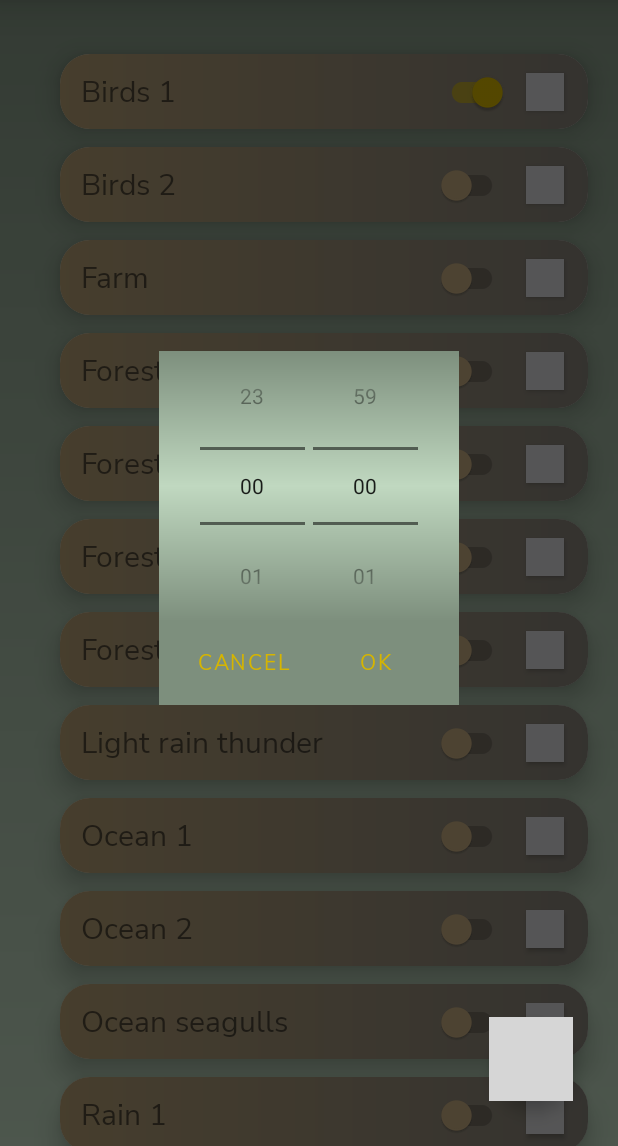
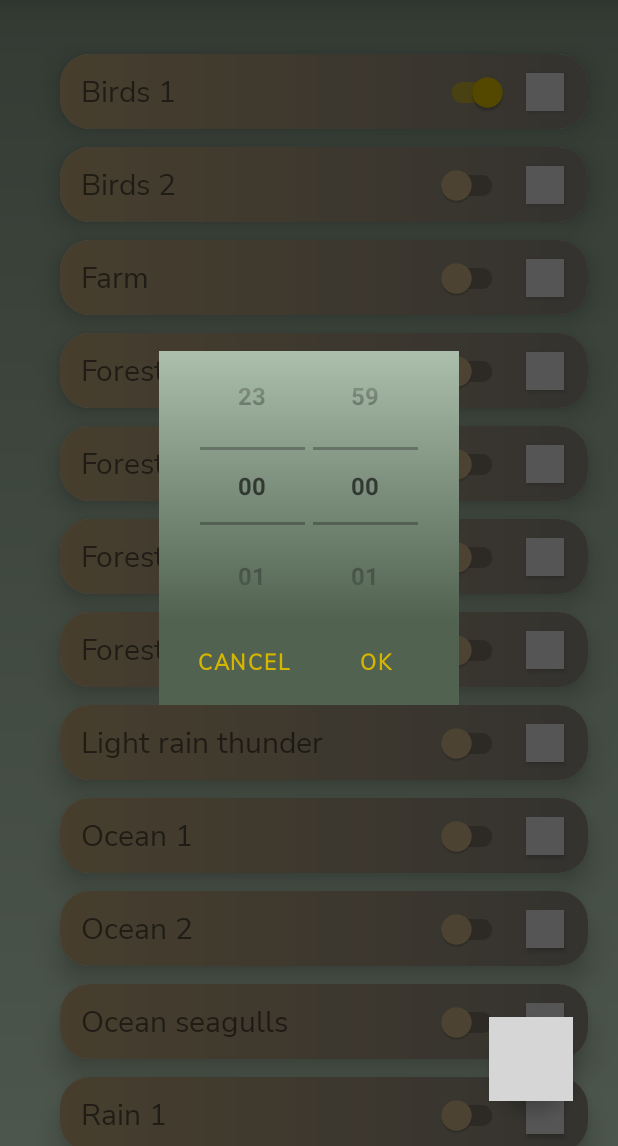
Before and after one commit to lavdev4/Chillax, an Android app: the screen it shows after launch (MainActivity), after a tap on an icon or button, on a phone screen of 412 x 824 dp, the part 90-1236 px from its top. Run offline under Robolectric (Android 15) with nearby library versions, the phone set to English and light mode, and no system bars; 1 statement that could not run was skipped; 3 other taps on this screen came first; grey boxes are pictures that could not be loaded.

Commit message:
Minor time picker dialog visual change

```diff
--- a/app/src/main/res/drawable/background_dialog.xml
+++ b/app/src/main/res/drawable/background_dialog.xml
@@ -2,7 +2,7 @@
 <shape xmlns:android="http://schemas.android.com/apk/res/android">
     <gradient
         android:angle="270"
-        android:startColor="?attr/colorPrimary"
-        android:centerColor="?attr/colorSecondary"
-        android:endColor="?attr/colorPrimary"/>
+        android:startColor="@color/primaryVariant"
+        android:centerColor="@color/primary"
+        android:endColor="@color/primaryDark"/>
 </shape>
--- a/app/src/main/res/layout/activity_main.xml
+++ b/app/src/main/res/layout/activity_main.xml
@@ -117,7 +117,7 @@
         android:layout_height="wrap_content"
         android:layout_marginEnd="30dp"
         android:layout_marginBottom="30dp"
-        style="@style/fabStyle"
+        style="@style/FabStyle"
         android:src="@drawable/ic_start_timer_button"
         app:maxImageSize="30dp"
         app:layout_constraintRight_toRightOf="parent"
--- a/app/src/main/res/values/colors.xml
+++ b/app/src/main/res/values/colors.xml
@@ -1,8 +1,11 @@
 <?xml version="1.0" encoding="utf-8"?>
 <resources>
     <color name="black">#FF000000</color>
+    <color name="gray">#424242</color>
     <color name="white">#FFFFFFFF</color>
     <color name="transparent">#00FFFFFF</color>
+    <color name="semiTransparentBlack">#99000000</color>
+    <color name="transparentBlack">#4D000000</color>
 
     <color name="primary">#7D8F7D</color>
     <color name="primaryVariant">#acbfac</color>
--- a/app/src/main/res/values/styles.xml
+++ b/app/src/main/res/values/styles.xml
@@ -16,7 +16,7 @@
         <item name="thumbTint">@color/color_thumb_tint_selector</item>
     </style>
 
-    <style name="fabStyle" parent="Widget.MaterialComponents.FloatingActionButton">
+    <style name="FabStyle" parent="Widget.MaterialComponents.FloatingActionButton">
         <item name="fabSize">auto</item>
         <item name="backgroundTint">@color/accent</item>
     </style>
@@ -29,6 +29,8 @@
 
     <style name="TimePickerDialogButtonStyle" parent="Widget.MaterialComponents.Button.TextButton">
         <item name="android:textColor">@color/accent</item>
+        <item name="android:textStyle">bold</item>
+        <item name="android:textSize">14sp</item>
     </style>
 
     <style name="TitleStyle" parent="Widget.MaterialComponents.TextView">
--- a/app/src/main/res/values/themes.xml
+++ b/app/src/main/res/values/themes.xml
@@ -32,6 +32,10 @@
     <style name="CustomTimePickerDialogTheme" parent="ThemeOverlay.MaterialComponents.Dialog">
         <item name="android:timePickerStyle">@style/TimePickerStyle</item>
         <item name="android:buttonBarButtonStyle">@style/TimePickerDialogButtonStyle</item>
-        <item name="android:windowBackground">@color/primary</item>
+        <item name="android:windowBackground">@color/primaryDark</item>
+        <item name="colorControlNormal">@color/transparentBlack</item>
+        <item name="android:textColorPrimary">@color/semiTransparentBlack</item>
+        <item name="android:textStyle">bold</item>
+        <item name="android:textSize">16sp</item>
     </style>
 </resources>
```
